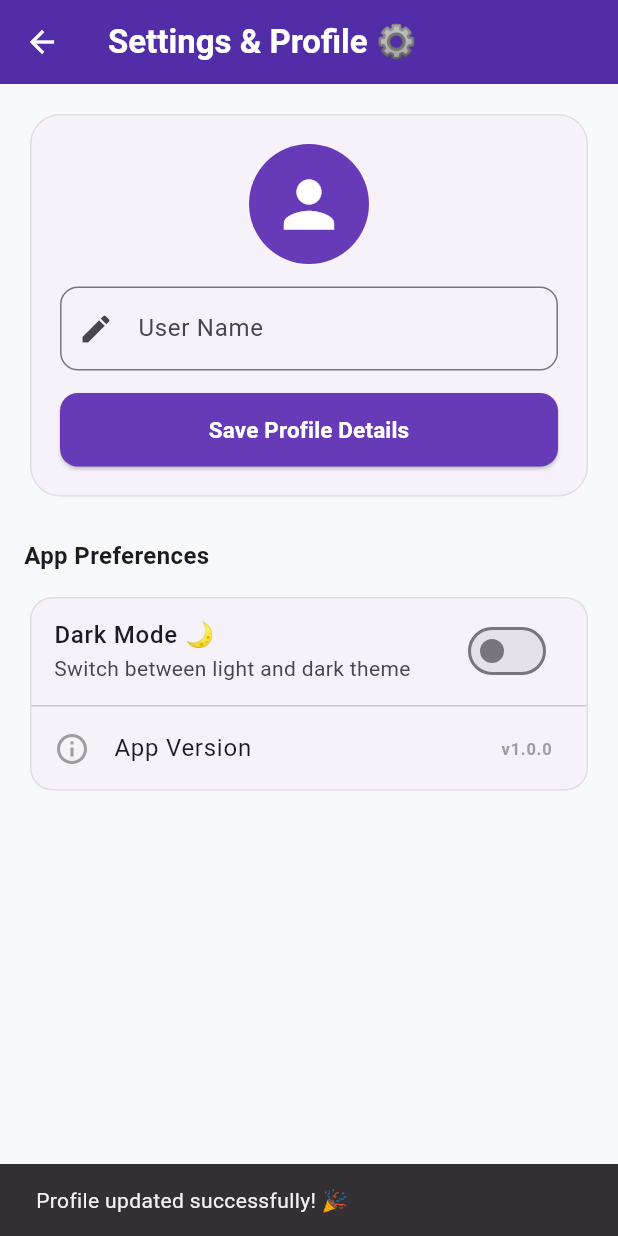
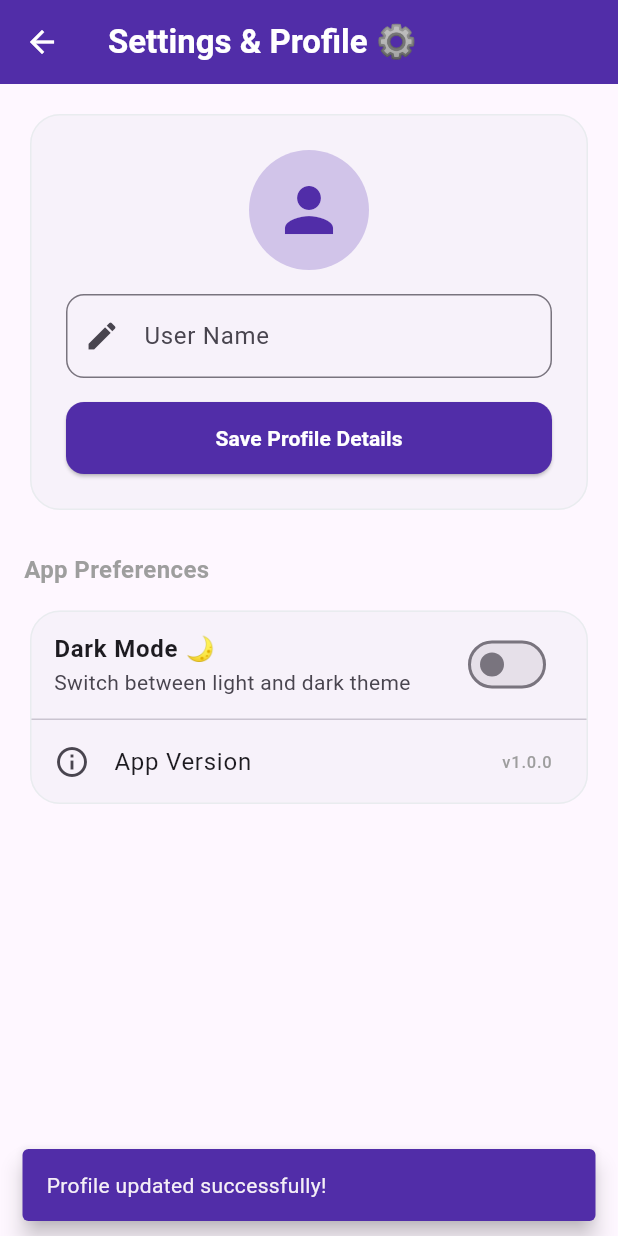
Before and after one commit to annsayuri/SmartSpend-ExpenseTracker, a Flutter app: the SettingsScreen screen opened directly, after a tap on "Save Profile Details", on a phone screen of 412 x 824 dp. Run offline on Flutter 3.47's test engine with Material 3 defaults, Android fonts, the phone set to English and light mode, and no system bars; our stand-ins replace fl_chart, shared_preferences, sqflite, sqflite_common_ffi_web; accounts and stored records are empty.

Commit message:
Added new important

```diff
--- a/lib/features/expenses/Views/settings_screen.dart
+++ b/lib/features/expenses/Views/settings_screen.dart
@@ -1,4 +1,5 @@
 import 'package:flutter/material.dart';
+import 'package:provider/provider.dart'; // 👈 Provider එක import කළා
 import 'package:shared_preferences/shared_preferences.dart';
 import 'package:smartspend_expensetracker/core/Theme/theme_provider.dart';
 
@@ -10,63 +11,49 @@ class SettingsScreen extends StatefulWidget {
 }
 
 class _SettingsScreenState extends State<SettingsScreen> {
-  bool _isDarkMode = false;
+  String _userName = 'User';
   final TextEditingController _nameController = TextEditingController();
-  bool _isSaving = false;
 
   @override
   void initState() {
     super.initState();
-    _loadPreferences();
+    _loadUserData();
   }
 
-  // 📥 Shared Preferences වලින් User Data සහ Theme settings කියවීම
-  void _loadPreferences() async {
+  void _loadUserData() async {
     final prefs = await SharedPreferences.getInstance();
     setState(() {
-      _isDarkMode = prefs.getBool('isDarkMode') ?? false;
-      _nameController.text = prefs.getString('userName') ?? 'Homemaker'; // Default name
+      _userName = prefs.getString('user_name') ?? 'User';
+      _nameController.text = _userName;
     });
   }
 
-  // 💾 User Data සහ Theme settings සේව් කිරීම
-  void _saveProfileName() async {
+  void _saveUserData() async {
+    final prefs = await SharedPreferences.getInstance();
+    await prefs.setString('user_name', _nameController.text);
     setState(() {
-      _isSaving = true;
+      _userName = _nameController.text;
     });
-    final prefs = await SharedPreferences.getInstance();
-    await prefs.setString('userName', _nameController.text);
-
     if (!mounted) return;
-    setState(() {
-      _isSaving = false;
-    });
-
     ScaffoldMessenger.of(context).showSnackBar(
-      const SnackBar(content: Text('Profile updated successfully! 🎉')),
+      SnackBar(
+        content: const Text('Profile updated successfully!'),
+        backgroundColor: Colors.deepPurple.shade700,
+        behavior: SnackBarBehavior.floating,
+      ),
     );
-  }
-
-  void _toggleTheme(bool value) async {
-    setState(() {
-      _isDarkMode = value;
-    });
-    final prefs = await SharedPreferences.getInstance();
-    await prefs.setBool('isDarkMode', value);
-
-    // 💡 මෙතනදී මුළු App එකටම තීම් එක Apply වෙන්න නම් main.dart එක රීබිල්ඩ් වෙන්න ඕනේ.
-    // දැනට UI එක විතරක් වෙනස් වන විදිහ මෙතන තියෙනවා.
   }
 
   @override
   Widget build(BuildContext context) {
+    // 🌟 මෙතනින් තමයි මුළු App එකේම තියෙන Theme Provider එකට සවන් දෙන්නේ 🌟
+    final themeProvider = Provider.of<ThemeProvider>(context);
+
     return Scaffold(
-      backgroundColor: _isDarkMode ? const Color(0xFF121212) : const Color(0xFFF8F9FA),
       appBar: AppBar(
         title: const Text('Settings & Profile ⚙️', style: TextStyle(fontWeight: FontWeight.bold)),
         backgroundColor: Colors.deepPurple.shade700,
         foregroundColor: Colors.white,
-        elevation: 0,
       ),
       body: SingleChildScrollView(
         padding: const EdgeInsets.all(16.0),
@@ -76,81 +63,86 @@ class _SettingsScreenState extends State<SettingsScreen> {
             child: Column(
               crossAxisAlignment: CrossAxisAlignment.start,
               children: [
-                // 👤 1. PROFILE CARD
+                // Profile Section
                 Card(
                   elevation: 0,
                   shape: RoundedRectangleBorder(
-                    borderRadius: BorderRadius.circular(20),
-                    side: BorderSide(color: Colors.grey.shade300),
+                    borderRadius: BorderRadius.circular(20.0),
+                    side: const BorderSide(color: Color(0xFFE9ECEF)),
                   ),
                   child: Padding(
-                    padding: const EdgeInsets.all(20.0),
+                    padding: const EdgeInsets.all(24.0),
                     child: Column(
                       children: [
-                        const CircleAvatar(
+                        CircleAvatar(
                           radius: 40,
-                          backgroundColor: Colors.deepPurple,
-                          child: Icon(Icons.person, size: 50, color: Colors.white),
+                          backgroundColor: Colors.deepPurple.shade100,
+                          child: Icon(Icons.person, size: 48, color: Colors.deepPurple.shade700),
                         ),
-                        const SizedBox(height: 15),
+                        const SizedBox(height: 16.0),
                         TextField(
                           controller: _nameController,
                           decoration: InputDecoration(
                             labelText: 'User Name',
                             border: OutlineInputBorder(
-                              borderRadius: BorderRadius.circular(12),
+                              borderRadius: BorderRadius.circular(12.0),
                             ),
                             prefixIcon: const Icon(Icons.edit),
                           ),
                         ),
-                        const SizedBox(height: 15),
+                        const SizedBox(height: 16.0),
                         SizedBox(
                           width: double.infinity,
                           child: ElevatedButton(
-                            onPressed: _isSaving ? null : _saveProfileName,
                             style: ElevatedButton.styleFrom(
-                              backgroundColor: Colors.deepPurple,
+                              backgroundColor: Colors.deepPurple.shade700,
                               foregroundColor: Colors.white,
-                              padding: const EdgeInsets.symmetric(vertical: 14),
-                              shape: RoundedRectangleBorder(borderRadius: BorderRadius.circular(12)),
+                              padding: const EdgeInsets.symmetric(vertical: 14.0),
+                              shape: RoundedRectangleBorder(
+                                borderRadius: BorderRadius.circular(12.0),
+                              ),
                             ),
-                            child: _isSaving
-                              ? const SizedBox(height: 20, width: 20, child: CircularProgressIndicator(color: Colors.white))
-                              : const Text('Save Profile Details', style: TextStyle(fontSize: 15, fontWeight: FontWeight.bold)),
+                            onPressed: _saveUserData,
+                            child: const Text('Save Profile Details', style: TextStyle(fontWeight: FontWeight.bold)),
                           ),
                         ),
                       ],
                     ),
                   ),
                 ),
-                const SizedBox(height: 24),
+                const SizedBox(height: 24.0),
 
-                // ⚙️ 2. APP OPTIONS CARD
                 const Text(
                   'App Preferences',
-                  style: TextStyle(fontSize: 16, fontWeight: FontWeight.bold),
+                  style: TextStyle(fontSize: 16, fontWeight: FontWeight.bold, color: Colors.grey),
                 ),
-                const SizedBox(height: 12),
+                const SizedBox(height: 12.0),
+
+                // Theme Settings Section
                 Card(
                   elevation: 0,
                   shape: RoundedRectangleBorder(
-                    borderRadius: BorderRadius.circular(15),
-                    side: BorderSide(color: Colors.grey.shade300),
+                    borderRadius: BorderRadius.circular(20.0),
+                    side: const BorderSide(color: Color(0xFFE9ECEF)),
                   ),
                   child: Column(
                     children: [
+                      // 🌟 මෙන්න මේ Switch එක දැන් Provider එකත් එක්ක කෙලින්ම වැඩ කරනවා! 🌟
                       SwitchListTile(
-                        title: const Text('Dark Mode 🌙', style: TextStyle(fontWeight: FontWeight.w500)),
+                        title: const Text('Dark Mode 🌙', style: TextStyle(fontWeight: FontWeight.bold)),
                         subtitle: const Text('Switch between light and dark theme'),
-                        value: _isDarkMode,
-                        activeColor: Colors.deepPurple,
-                        onChanged: _toggleTheme,
+                        value: themeProvider.isDarkMode, // 👈 Provider එකේ තියෙන අගය මෙතනට ගන්නවා
+                        activeColor: Colors.deepPurple.shade700,
+                        onChanged: (bool value) {
+                          // 👈 Switch එක එහා මෙහා කරද්දී මුළු App එකේම Theme එක මාරු කරනවා
+                          themeProvider.toggleTheme(value);
+                        },
                       ),
                       const Divider(height: 1),
-                      ListTile(
-                        leading: const Icon(Icons.info_outline, color: Colors.grey),
-                        title: const Text('App Version'),
-                        trailing: const Text('v1.0.0', style: TextStyle(color: Colors.grey, fontWeight: FontWeight.bold)),
+                      const ListTile(
+                        leading: Icon(Icons.info_outline),
+                        title: Text('App Version'),
+                        trailing: Text('v1.0.0', style: TextStyle(color: Colors.grey)),
                       ),
                     ],
                   ),
```
